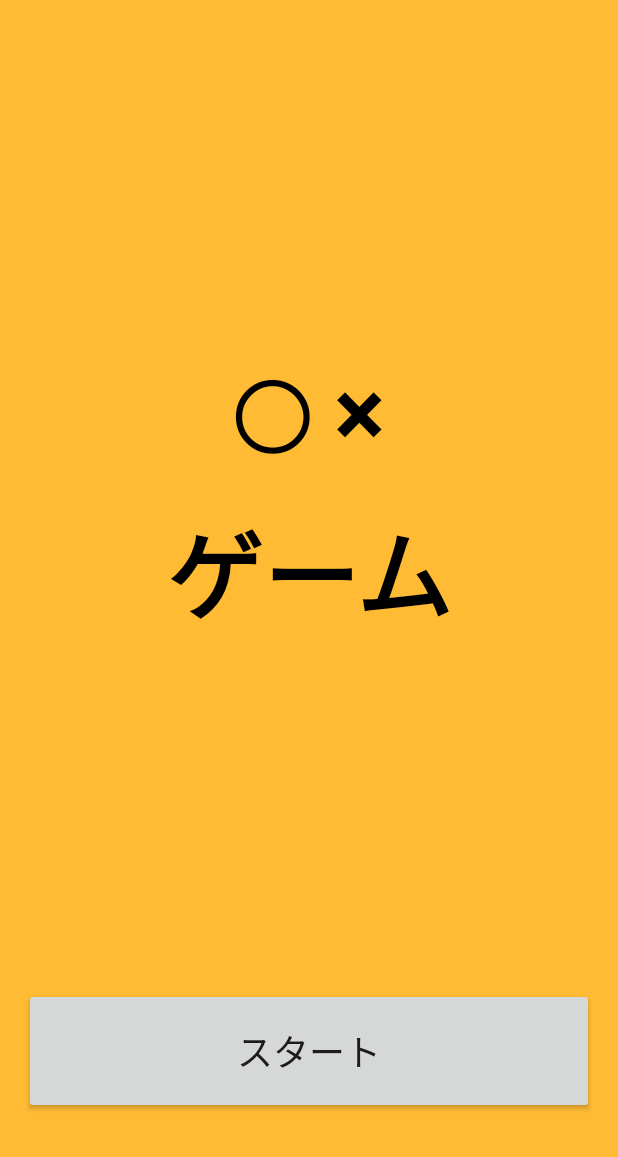
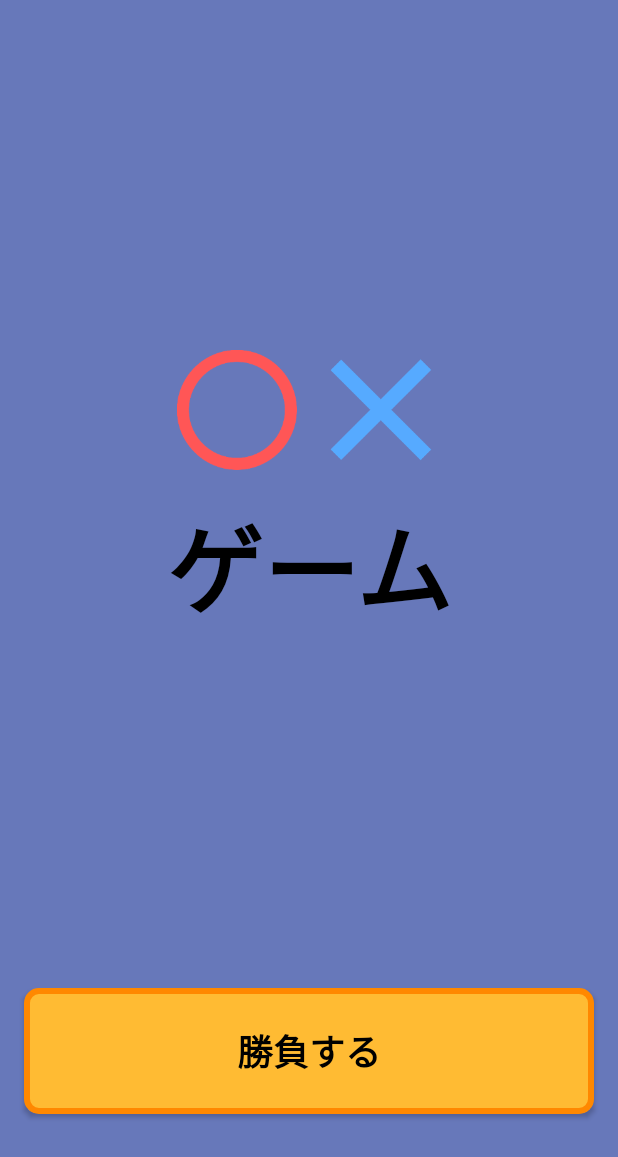
Before and after one commit to itpm-sakamoto/android-marubatu-game, an Android app: the screen it shows after launch (MainActivity), on a phone screen of 412 x 824 dp. Shown: the top 1157 px of the screen. Run offline under Robolectric (Android 15) with nearby library versions, the phone set to English and light mode, and no system bars.

Commit message:
デザイン修正。

```diff
--- a/MaruBatuGameApp/app/src/main/res/layout/activity_main.xml
+++ b/MaruBatuGameApp/app/src/main/res/layout/activity_main.xml
@@ -4,7 +4,7 @@
     android:layout_width="match_parent"
     android:layout_height="match_parent"
     android:orientation="vertical"
-    android:background="@android:color/holo_orange_light"
+    android:background="@color/colorTopBg"
     tools:context=".activities.MainActivity">
 
     <LinearLayout
@@ -13,6 +13,25 @@
         android:layout_weight="4"
         android:orientation="vertical"
         android:gravity="center">
+
+        <LinearLayout
+            android:layout_width="wrap_content"
+            android:layout_height="wrap_content"
+            android:orientation="horizontal"
+            android:layout_marginBottom="16dp">
+
+            <ImageView
+                android:layout_width="80dp"
+                android:layout_height="80dp"
+                android:src="@mipmap/ic_maru"
+                android:layout_marginEnd="16dp"/>
+
+            <ImageView
+                android:layout_width="80dp"
+                android:layout_height="80dp"
+                android:src="@mipmap/ic_batu"/>
+
+        </LinearLayout>
 
         <TextView
             android:layout_width="wrap_content"
@@ -35,10 +54,13 @@
             android:id="@+id/start_btn"
             android:text="@string/start"
             android:textSize="24sp"
+            android:textColor="@android:color/black"
+            android:textStyle="bold"
             android:layout_width="match_parent"
             android:layout_height="84dp"
             android:layout_marginStart="16dp"
-            android:layout_marginEnd="16dp"/>
+            android:layout_marginEnd="16dp"
+            android:background="@drawable/shape_round_chyoki_button"/>
 
     </LinearLayout>
 
--- a/MaruBatuGameApp/app/src/main/res/values/colors.xml
+++ b/MaruBatuGameApp/app/src/main/res/values/colors.xml
@@ -8,4 +8,5 @@
     <color name="colorRed">#F44336</color>
     <color name="colorIndigo">#3F51B5</color>
     <color name="colorTeal">#009688</color>
+    <color name="colorTopBg">#6778BA</color>
 </resources>
--- a/MaruBatuGameApp/app/src/main/res/values/strings.xml
+++ b/MaruBatuGameApp/app/src/main/res/values/strings.xml
@@ -1,7 +1,7 @@
 <resources>
     <string name="app_name">MaruBatuGameApp</string>
-    <string name="start">スタート</string>
-    <string name="maru_batu_title">◯ ×\nゲーム</string>
+    <string name="start">勝負する</string>
+    <string name="maru_batu_title">ゲーム</string>
     <string name="jyanken_start_message">じゃんけんタイム！\n先行後攻を決めるよ！</string>
     <string name="version_name">ver.%s</string>
     <string name="char_g">G</string>
```
